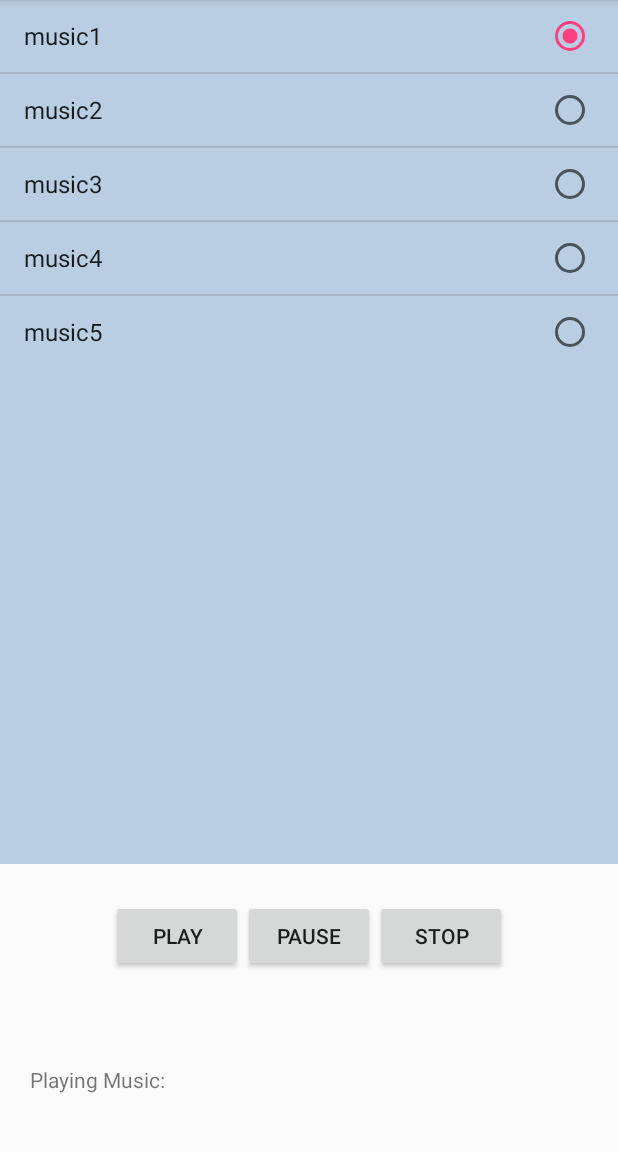
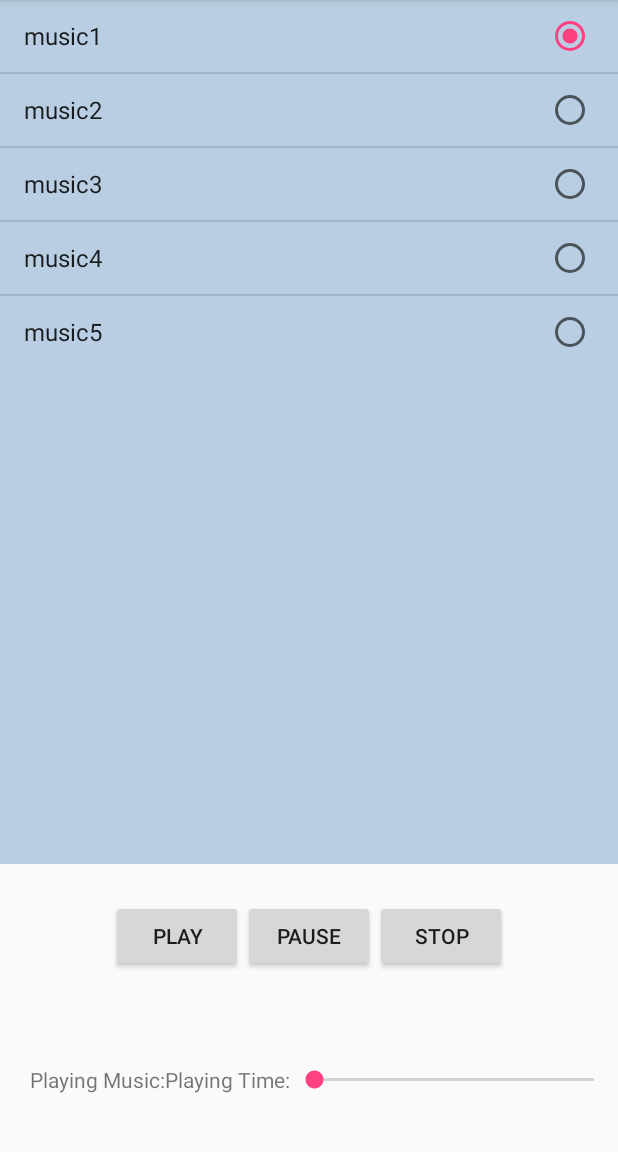
Before and after one commit to ssun0611/AudioList, an Android app: the screen it shows after launch (MainActivity), after a tap on "music1", on a phone screen of 412 x 824 dp, the part 84-1236 px from its top. Run offline under Robolectric (Android 15) with nearby library versions, the phone set to English and light mode, and no system bars.

Commit message:
#6 SeekBar

```diff
--- a/app/src/main/java/rlathfdl463/kr/hs/emirim/audiolist/MainActivity.java
+++ b/app/src/main/java/rlathfdl463/kr/hs/emirim/audiolist/MainActivity.java
@@ -1,39 +1,46 @@
 package rlathfdl463.kr.hs.emirim.audiolist;
 
 import android.media.MediaPlayer;
+import android.os.SystemClock;
 import android.support.v7.app.AppCompatActivity;
 import android.os.Bundle;
 import android.view.View;
+import android.view.Window;
+import android.view.WindowManager;
 import android.widget.AdapterView;
 import android.widget.ArrayAdapter;
 import android.widget.Button;
 import android.widget.ListView;
 import android.widget.ProgressBar;
+import android.widget.SeekBar;
 import android.widget.TextView;
 
+import java.text.SimpleDateFormat;
 import java.util.List;
 
 public class MainActivity extends AppCompatActivity {
     ListView list;
     Button butPlay,butStop,butPause;
-    TextView musicName;
-    ProgressBar progress;
+    TextView musicName,musicTime;
+    SeekBar progress;
     String [] musics={"music1","music2","music3","music4","music5"};
     int [] musicResIds={R.raw.music1,R.raw.music2,R.raw.music3,R.raw.music4,R.raw.music5};
     int selectedMusicId;
     MediaPlayer mediaPlayer;
     boolean selectePauseButton;
+    int index;
 
     @Override
     protected void onCreate(Bundle savedInstanceState) {
         super.onCreate(savedInstanceState);
         setContentView(R.layout.activity_main);
+
         list=(ListView)findViewById(R.id.list_music);
         butPlay=(Button)findViewById(R.id.but_play);
         butStop=(Button)findViewById(R.id.but_stop);
         butPause=(Button)findViewById(R.id.but_pause);
         musicName=(TextView)findViewById(R.id.music_name);
-        progress=(ProgressBar)findViewById(R.id.progress_music);
+        progress=(SeekBar)findViewById(R.id.seekbar);
         ArrayAdapter<String> adapter=new ArrayAdapter<String>(this, android.R.layout.simple_list_item_single_choice,musics);
         list.setAdapter(adapter);
         list.setChoiceMode(ListView.CHOICE_MODE_SINGLE); //여러개 항목중 하나만 선택 가능
@@ -46,22 +53,43 @@ public class MainActivity extends AppCompatActivity {
             public void onItemClick(AdapterView<?> parent, View view, int position, long id) {
                 mediaPlayer.stop();
                 selectedMusicId=musicResIds[position];
-                progress.setVisibility(View.INVISIBLE);
+                MainActivity.this.index=position;
+
 
             }
         });
 
         butPlay.setOnClickListener(new View.OnClickListener() {
+            SimpleDateFormat timeFormat=new SimpleDateFormat("mm:ss");
             @Override
             public void onClick(View v) {
-                if(selectePauseButton) {
+                musicName.setText(musics[index]);
+                if (selectePauseButton) {
                     mediaPlayer.start();
-                    selectePauseButton=false;
-                }
-                else
-                    mediaPlayer=MediaPlayer.create(MainActivity.this,selectedMusicId);
+                    selectePauseButton = false;
+                } else
+                    mediaPlayer = MediaPlayer.create(MainActivity.this, selectedMusicId);
                 mediaPlayer.start();
-                progress.setVisibility(View.VISIBLE);
+                Thread musicThread = new Thread() {
+                    @Override
+                    public void run() {
+                        if(mediaPlayer==null)
+                            return;
+                        progress.setMax(mediaPlayer.getDuration());
+                        while (mediaPlayer.isPlaying()){
+                            progress.setProgress(mediaPlayer.getCurrentPosition());
+                            runOnUiThread(new Runnable() {
+                                @Override
+                                public void run() {
+                                    musicTime.setText("진행시간: "+timeFormat.format(mediaPlayer.getCurrentPosition()));
+                                }
+                            });
+                            SystemClock.sleep(200);
+                        }
+                    }
+                };
+                musicThread.start();
+
             }
         });
 
@@ -69,7 +97,7 @@ public class MainActivity extends AppCompatActivity {
             @Override
             public void onClick(View v) {
                 mediaPlayer.stop();
-                progress.setVisibility(View.INVISIBLE);
+
             }
         });
 
--- a/app/src/main/res/layout/activity_main.xml
+++ b/app/src/main/res/layout/activity_main.xml
@@ -57,10 +57,16 @@
             android:layout_height="wrap_content"
             android:text="Playing Music:" />
 
-        <ProgressBar
-            android:id="@+id/progress_music"
+        <TextView
+            android:id="@+id/music_time"
             android:layout_width="wrap_content"
             android:layout_height="wrap_content"
-            android:visibility="invisible"/>
+            android:text="Playing Time:" />
+
+        <SeekBar
+            android:id="@+id/seekbar"
+            android:layout_width="match_parent"
+            android:layout_height="match_parent"
+            />
     </LinearLayout>
 </LinearLayout>
--- a/app/src/main/res/values/colors.xml
+++ b/app/src/main/res/values/colors.xml
@@ -1,6 +1,6 @@
 <?xml version="1.0" encoding="utf-8"?>
 <resources>
     <color name="colorPrimary">#3F51B5</color>
-    <color name="colorPrimaryDark">#303F9F</color>
     <color name="colorAccent">#FF4081</color>
+    <color name= "colorPrimaryDark">#6b64a0</color>
 </resources>
```
